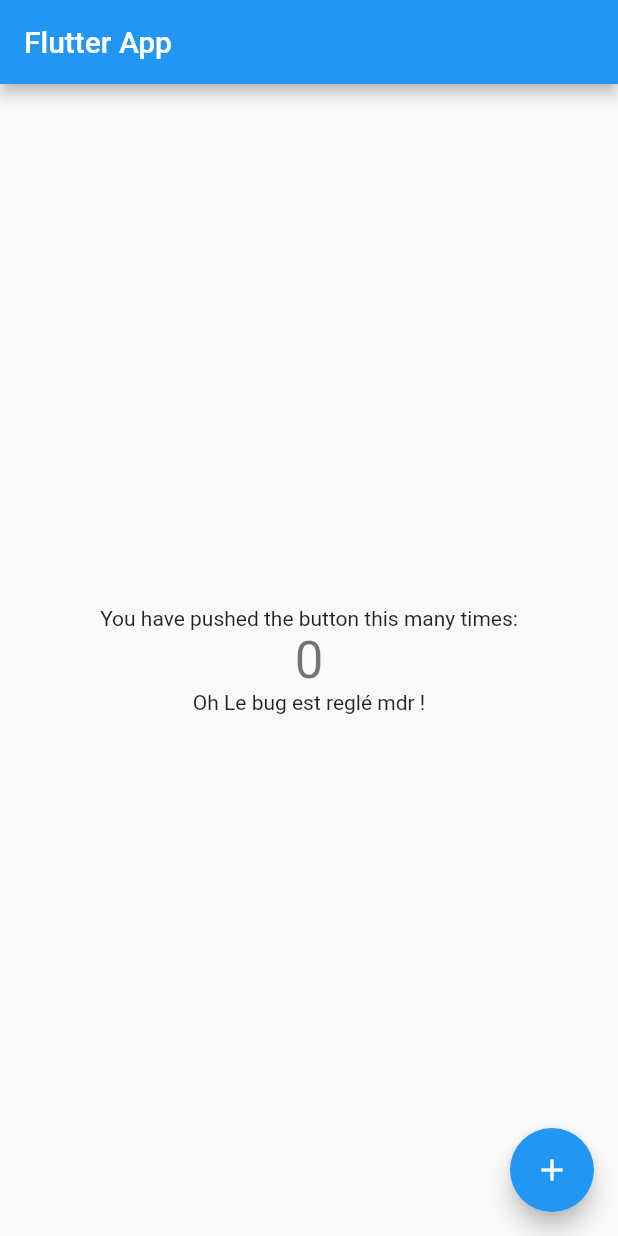
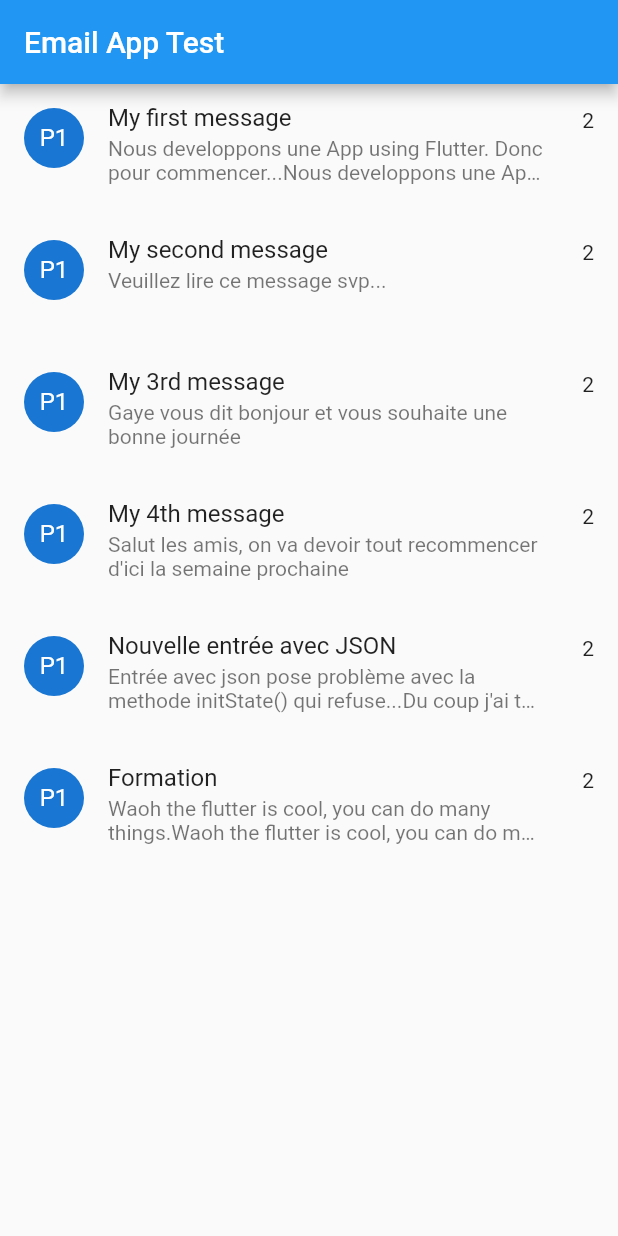
Before and after one commit to chrisGaye/flutter_volkeno, a Flutter app: the screen it shows after launch, on a phone screen of 412 x 824 dp. Run offline on Flutter 3.47's test engine with Material 2 defaults, Android fonts, the phone set to English and light mode, and no system bars.

Commit message:
Ajout message avec ViewList

```diff
--- /dev/null
+++ b/data/message.json
@@ -0,0 +1,22 @@
+[
+    {
+        "subject": "My first message",
+        "body" : "Nous developpons une App using Flutter. Donc pour commencer...Nous developpons une App using Flutter. Donc pour commencer..."
+     },
+     {
+        "subject": "My second message",
+        "body" : "Nous developpons une App using Flutter. Donc pour commencer..."
+     },
+     {
+        "subject": "My 3rd message",
+        "body" : "Nous developpons une App using Flutter. Donc pour commencer..."
+     },
+     {
+        "subject": "My 4th message",
+        "body" : "Nous developpons une App using Flutter. Donc pour commencer..."
+     },
+     {
+        "subject": "Nouvelle entrée avec JSON",
+        "body" : "Nous developpons une App using Flutter. Donc pour commencer..."
+     }
+]
--- a/lib/main.dart
+++ b/lib/main.dart
@@ -1,71 +1,108 @@
 //Auteur : Amadou GAYE
 
+// import 'dart:convert';
+
 import 'package:flutter/material.dart';
+// import 'package:flutter/services.dart';
 
-void main() => runApp(MyApp());
+void main() => runApp(EmailApp());
 
-class MyApp extends StatelessWidget {
+class EmailApp extends StatelessWidget {
 
   @override
   Widget build(BuildContext context) {
     return MaterialApp(
       debugShowCheckedModeBanner: false,
-      title: 'Flutter Demo',
+      title: 'Flutter Test',
       theme: ThemeData( primarySwatch: Colors.blue,),
-      home: MyHomePage(title: 'Flutter App'),
+      home: MessageList(title: 'Email App OK oh'),
     );
   }
 }
 
-class MyHomePage extends StatefulWidget {
-  MyHomePage({Key key, this.title}) : super(key: key);
+class MessageList extends StatefulWidget {
 
   final String title;
 
+  MessageList({this.title});
+
   @override
-  _MyHomePageState createState() => _MyHomePageState();
+  State<StatefulWidget> createState() => _MessageListState();
 }
 
-class _MyHomePageState extends State<MyHomePage> {
-  int _counter = 0;
-
-  void _incrementCounter() {
-    setState(() {
-      _counter++;
-    });
-  }
+class _MessageListState extends State<StatefulWidget> {
 
   @override
   Widget build(BuildContext context) {
+    var messages = const [
+    {
+        "subject": "My first message",
+        "body" : "Nous developpons une App using Flutter. Donc pour commencer...Nous developpons une App using Flutter. Donc pour commencer..."
+     },
+     {
+        "subject": "My second message",
+        "body" : "Veuillez lire ce message svp..."
+     },
+     {
+        "subject": "My 3rd message",
+        "body" : "Gaye vous dit bonjour et vous souhaite une bonne journée"
+     },
+     {
+        "subject": "My 4th message",
+        "body" : "Salut les amis, on va devoir tout recommencer d'ici la semaine prochaine"
+     },
+     {
+        "subject": "Nouvelle entrée avec JSON",
+        "body" : "Entrée avec json pose problème avec la methode initState() qui refuse...Du coup j'ai tout mis dans le main.dart"
+     },
+     {
+        "subject": "Formation",
+        "body" : "Waoh the flutter is cool, you can do many things.Waoh the flutter is cool, you can do many things."
+     }
+];
+
+    // Future loadMessageList() async{
+    //   var content = await rootBundle.loadString('data/message.json');
+    //   var collection = json.decode(content);
+
+    //   setState(() {
+    //     messages = collection;
+    //   });
+
+    //   print(content);
+
+    //   void initState() {
+    //     loadMessageList();
+    //     super.initState();
+    // }
+
+    // }
 
     return Scaffold(
       appBar: AppBar(
-        title: Text(widget.title),
+        title: Text('Email App Test'),
       ),
-      body: Center(
+      body:ListView.builder(
+        itemCount: 6,
+        // separatorBuilder: (Context, index) => Divider(),
+        itemBuilder: (BuildContext context, int index){
+          var message = messages[index];
+            return ListTile(
+              title: Text(message['subject']),
+              isThreeLine: true,
+              trailing: Text('2'),
+               leading: CircleAvatar(
+                 child: Text("P1"),
+               ),
+              subtitle: Text(
+                message['body'],
+                maxLines: 2,
+                overflow: TextOverflow.ellipsis,
+                ),
+            );
+        },
+      )
 
-        child: Column(
-
-          mainAxisAlignment: MainAxisAlignment.center,
-          children: <Widget>[
-            Text(
-              'You have pushed the button this many times:',
-            ),
-            Text(
-              '$_counter',
-              style: Theme.of(context).textTheme.display1,
-            ),
-            Text(
-              'Oh Le bug est reglé mdr !'
-            ),
-          ],
-        ),
-      ),
-      floatingActionButton: FloatingActionButton(
-        onPressed: _incrementCounter,
-        tooltip: 'Increment',
-        child: Icon(Icons.add),
-      ),
     );
   }
 }
--- a/pubspec.yaml
+++ b/pubspec.yaml
@@ -42,9 +42,10 @@ flutter:
   uses-material-design: true
 
   # To add assets to your application, add an assets section, like this:
-  # assets:
+assets:
   #  - images/a_dot_burr.jpeg
   #  - images/a_dot_ham.jpeg
+     - data/message.json
 
   # An image asset can refer to one or more resolution-specific "variants", see
   # https://flutter.dev/assets-and-images/#resolution-aware.
```
Also changed, not shown: lib/MessagesList.dart (added, +36 -0 lines), 11 other files.
